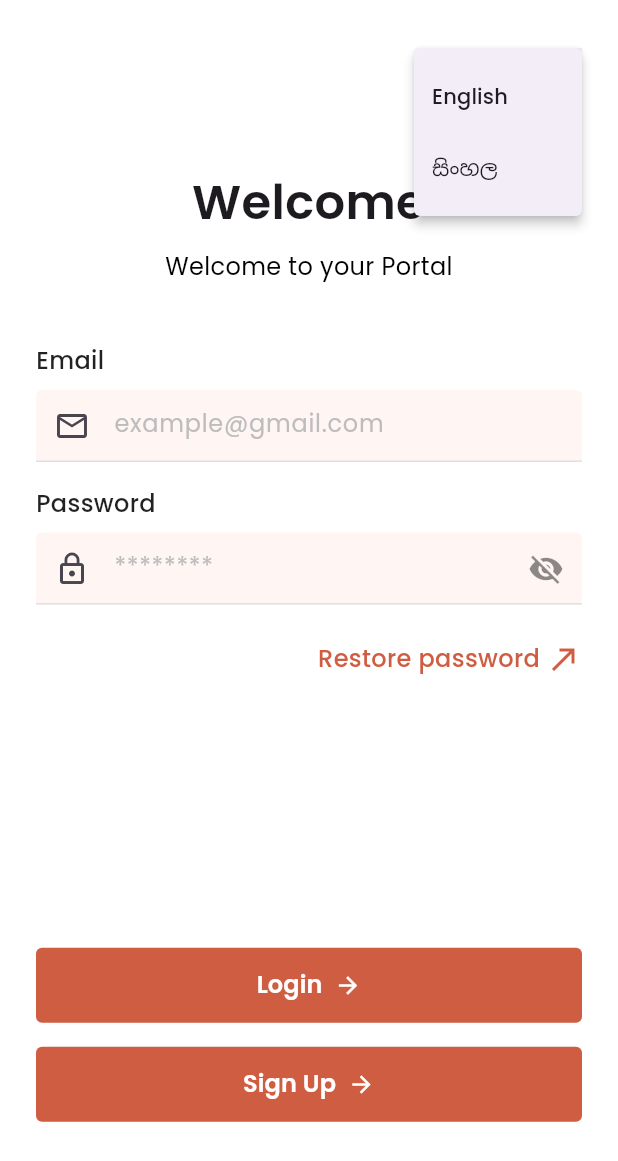
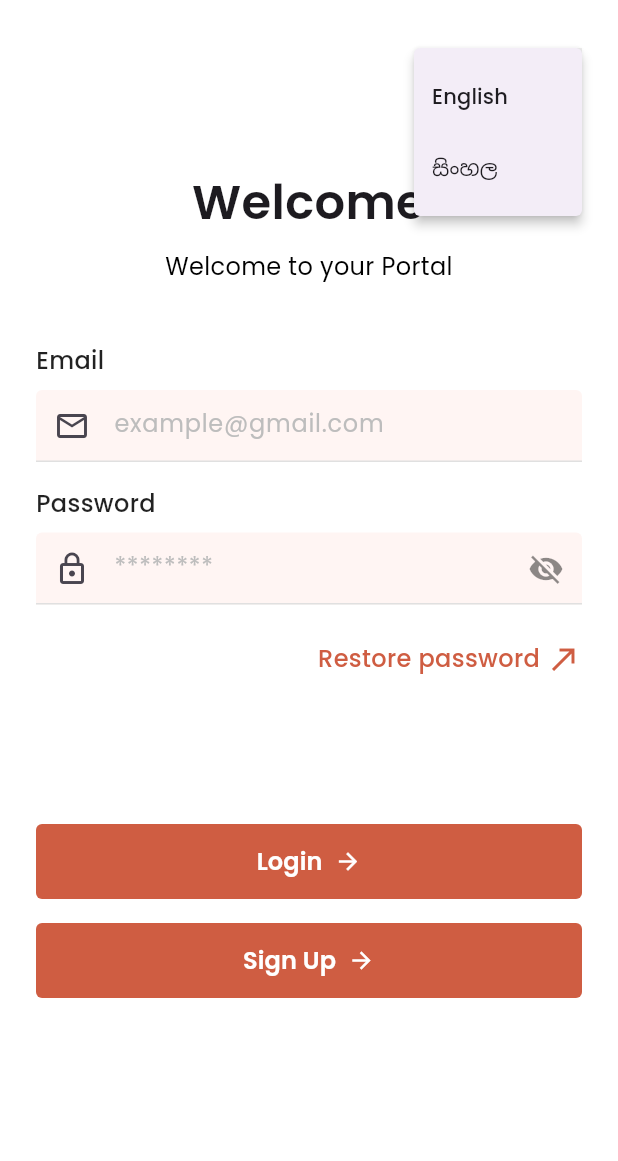
Before and after one commit to gmsirimanna/event-planner-app, a Flutter app: the screen it shows after launch, after a tap on "En", on a phone screen of 412 x 824 dp. Shown: the top 1161 px of the screen. Run offline on Flutter 3.47's test engine with Material 3 defaults, Android fonts, the phone set to English and light mode, and no system bars; our stand-ins replace cached_network_image, carousel_slider, cloud_firestore, connectivity_plus, dio, easy_localization and 11 more; accounts and stored records are empty.

Commit message:
bug fixes

```diff
--- a/lib/data/repository/auth_repo.dart
+++ b/lib/data/repository/auth_repo.dart
@@ -46,7 +46,8 @@ class AuthRepository {
     required String email,
     required String phoneNumber,
     required String mailingAddress,
-    required String profileImageUrl, // Uploaded image URL
+    required String profileImageUrl,
+    required String fcmToken,
   }) async {
     try {
       await _firestore.collection("users").doc(userId).set({
@@ -55,6 +56,7 @@ class AuthRepository {
         "email": email,
         "phoneNumber": phoneNumber,
         "mailingAddress": mailingAddress,
+        "fcmToken": fcmToken,
         "profileImageUrl": profileImageUrl,
         "createdAt": FieldValue.serverTimestamp(), // Store timestamp
       }, SetOptions(merge: true)); // Merge in case of updates
--- a/lib/screens/login/login_screen.dart
+++ b/lib/screens/login/login_screen.dart
@@ -127,7 +127,7 @@ class _LoginScreenState extends State<LoginScreen> {
                   ),
                 ),
               ),
-              SizedBox(height: MediaQuery.of(context).size.height * 0.2),
+              SizedBox(height: MediaQuery.of(context).size.height * 0.1),
               if (authProvider.errorMessage != null)
                 Padding(
                   padding: const EdgeInsets.only(top: 12),
--- a/lib/screens/splash/splash_screen.dart
+++ b/lib/screens/splash/splash_screen.dart
@@ -1,8 +1,12 @@
 import 'dart:async';
 import 'package:event_planner/main.dart';
+import 'package:event_planner/provider/auth_provider.dart';
 import 'package:event_planner/screens/navigation/nav_bar_screen.dart';
+import 'package:event_planner/utils/alerts.dart';
 import 'package:event_planner/utils/app_constants.dart';
+import 'package:firebase_auth/firebase_auth.dart';
 import 'package:flutter/material.dart';
+import 'package:provider/provider.dart';
 import 'package:shared_preferences/shared_preferences.dart';
 import 'package:event_planner/helper/route_helper.dart';
 import 'package:event_planner/screens/login/login_screen.dart';
@@ -45,9 +49,9 @@ class _SplashScreenState extends State<SplashScreen> {
   Future<void> _checkLoginStatus() async {
     SharedPreferences prefs = await SharedPreferences.getInstance();
     bool isLoggedIn = prefs.getBool(AppConstants.IS_LOGGED_IN) ?? false;
-    String? userUUID = prefs.getString(AppConstants.UUID); // Retrieve UUID
+    String? userUUID = prefs.getString(AppConstants.UUID);
 
-    Future.delayed(const Duration(seconds: 1), () {
+    Future.delayed(const Duration(seconds: 1), () async {
       if (isLoggedIn && userUUID != null) {
         Navigator.of(MyApp.navigatorKey.currentContext!)
             .pushNamedAndRemoveUntil(RouteHelper.navBar, (route) => false, arguments: NavBarScreen());
--- a/lib/utils/app_constants.dart
+++ b/lib/utils/app_constants.dart
@@ -8,6 +8,7 @@ class AppConstants {
   static const String LANGUAGE_CODE = 'language_code';
   static const String IS_LOGGED_IN = 'isLoggedIn';
   static const String UUID = 'userUUID';
+  static const String USERNAME = 'userName';
 
   //Const Strings
 
--- a/pubspec.yaml
+++ b/pubspec.yaml
@@ -33,6 +33,8 @@ dependencies:
   carousel_slider: ^5.0.0
   shimmer: ^3.0.0
   connectivity_plus: ^6.1.3
+  firebase_messaging: ^15.2.4
+  flutter_local_notifications: ^18.0.1
 
 dev_dependencies:
   flutter_test:
```
Also changed, not shown: lib/helper/route_helper.dart (+8 -6 lines), lib/provider/auth_provider.dart (+22 -10 lines), 4 other files.
